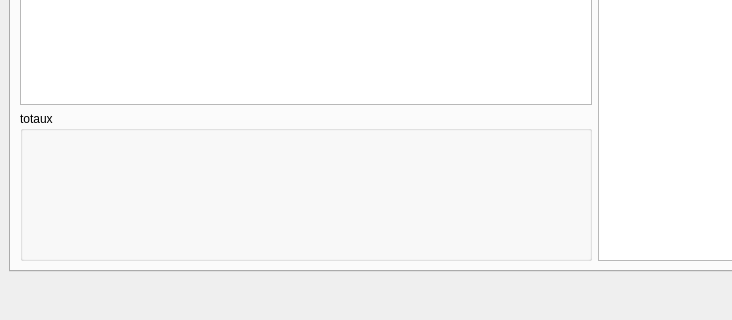
First picture: the form in sources/views/mainWindow.ui, repository thrichert/softy, before the edit; both pictures show x 0 to 732 and y 514 to 834 of the 1193 by 834 pixel window.
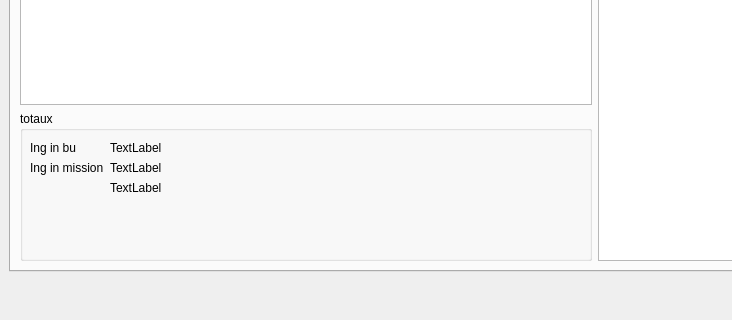
Second picture: the form after the edit. The open tabs and pages were chosen to show the change.

Commit message: add stats in Business Totaux : total ing in BU / total ing in Mission and Ratio

```diff
--- a/sources/views/mainWindow.ui
+++ b/sources/views/mainWindow.ui
@@ -646,6 +646,53 @@
             <property name="title">
              <string>totaux</string>
             </property>
+            <widget class="QWidget" name="">
+             <property name="geometry">
+              <rect>
+               <x>10</x>
+               <y>30</y>
+               <width>143</width>
+               <height>64</height>
+              </rect>
+             </property>
+             <layout class="QFormLayout" name="formLayout_2">
+              <item row="0" column="0">
+               <widget class="QLabel" name="label_14">
+                <property name="text">
+                 <string>Ing in bu</string>
+                </property>
+               </widget>
+              </item>
+              <item row="0" column="1">
+               <widget class="QLabel" name="IngInBU">
+                <property name="text">
+                 <string>TextLabel</string>
+                </property>
+               </widget>
+              </item>
+              <item row="1" column="0">
+               <widget class="QLabel" name="label_15">
+                <property name="text">
+                 <string>Ing in mission</string>
+                </property>
+               </widget>
+              </item>
+              <item row="1" column="1">
+               <widget class="QLabel" name="IngInMission">
+                <property name="text">
+                 <string>TextLabel</string>
+                </property>
+               </widget>
+              </item>
+              <item row="2" column="1">
+               <widget class="QLabel" name="IngActivityRatio">
+                <property name="text">
+                 <string>TextLabel</string>
+                </property>
+               </widget>
+              </item>
+             </layout>
+            </widget>
            </widget>
           </item>
          </layout>
```
Left out of the diff: 2 changed lines with no effect on the pictures. The commit also changes 1 other file.
